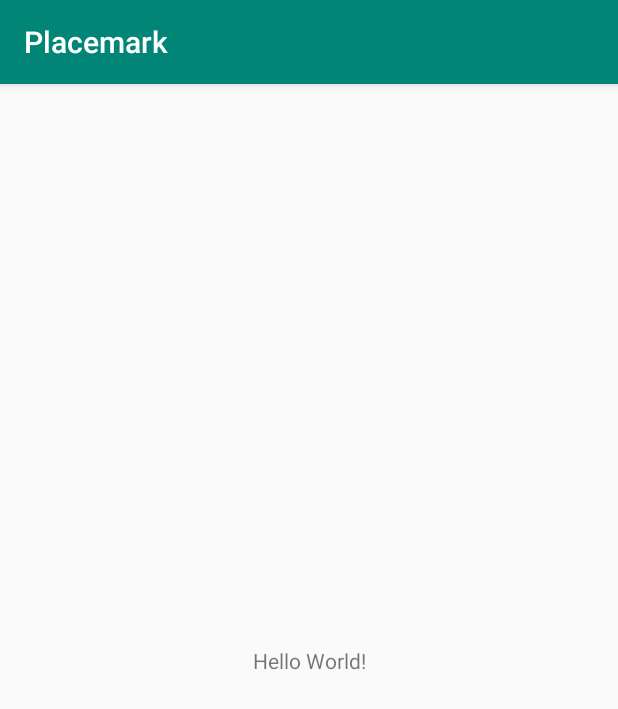
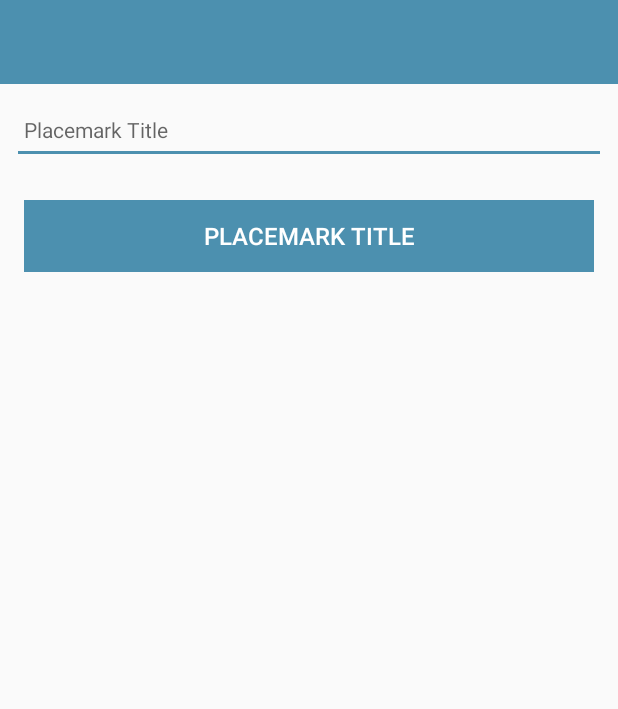
Before and after one commit to niallo1000/PlaceMark, an Android app: the screen it shows after launch (PlacemarkActivity), on a phone screen of 412 x 824 dp. Shown: the top 709 px of the screen. Run offline under Robolectric (Android 15) with nearby library versions, the phone set to English and light mode, and no system bars; libraries missing offline, so code that uses them is left out: org.jetbrains.anko; 1 statement that could not run was skipped.

Commit message:
new features

```diff
--- a/app/build.gradle
+++ b/app/build.gradle
@@ -29,7 +29,10 @@ dependencies {
     implementation 'androidx.appcompat:appcompat:1.1.0'
     implementation 'androidx.core:core-ktx:1.1.0'
     implementation 'androidx.constraintlayout:constraintlayout:1.1.3'
+    implementation 'org.jetbrains.anko:anko-commons:0.10.8'
+    implementation 'com.google.android.material:material:1.0.0'
     testImplementation 'junit:junit:4.12'
     androidTestImplementation 'androidx.test.ext:junit:1.1.0'
     androidTestImplementation 'androidx.test.espresso:espresso-core:3.2.0'
+
 }
--- a/app/src/main/res/layout/activityplacemark.xml
+++ b/app/src/main/res/layout/activityplacemark.xml
@@ -6,13 +6,67 @@
     android:layout_height="match_parent"
     tools:context=".PlacemarkActivity">
 
-    <TextView
-        android:layout_width="wrap_content"
+    <RelativeLayout
+        android:layout_width="match_parent"
         android:layout_height="wrap_content"
-        android:text="Hello World!"
         app:layout_constraintBottom_toBottomOf="parent"
-        app:layout_constraintLeft_toLeftOf="parent"
-        app:layout_constraintRight_toRightOf="parent"
-        app:layout_constraintTop_toTopOf="parent" />
+        app:layout_constraintTop_toTopOf="parent">
+
+        <com.google.android.material.appbar.AppBarLayout
+            android:id="@+id/appBarLayout"
+            android:layout_width="match_parent"
+            android:layout_height="wrap_content"
+            android:background="@color/colorAccent"
+            android:fitsSystemWindows="true"
+            app:elevation="0dip"
+            app:theme="@style/ThemeOverlay.AppCompat.Dark.ActionBar">
+
+            <androidx.appcompat.widget.Toolbar
+                android:id="@+id/toolbarAdd"
+                android:layout_width="match_parent"
+                android:layout_height="wrap_content"
+                app:titleTextColor="@color/colorPrimary" />
+        </com.google.android.material.appbar.AppBarLayout>
+
+        <ScrollView
+            android:layout_width="match_parent"
+            android:layout_height="match_parent"
+            android:layout_below="@id/appBarLayout"
+            android:fillViewport="true">
+
+            <LinearLayout
+                android:layout_width="match_parent"
+                android:layout_height="wrap_content"
+                android:orientation="vertical">
+                <EditText
+                    android:id="@+id/placemarkTitle"
+                    android:layout_width="match_parent"
+                    android:layout_height="45dp"
+                    android:layout_margin="8dp"
+                    android:autofillHints=""
+                    android:hint="@string/hint_placemarkTitle"
+                    android:inputType="text"
+                    android:maxLength="25"
+                    android:maxLines="1"
+                    android:padding="8dp"
+                    android:textColor="@color/colorPrimaryDark"
+                    android:textSize="14sp" />
+
+                <Button
+                    android:id="@+id/btnAdd"
+                    android:layout_width="match_parent"
+                    android:layout_height="wrap_content"
+                    android:layout_margin="16dp"
+                    android:background="@color/colorAccent"
+                    android:paddingTop="8dp"
+                    android:paddingBottom="8dp"
+                    android:stateListAnimator="@null"
+                    android:text="@string/button_addPlacemark"
+                    android:textColor="@color/colorPrimary"
+                    android:textSize="16sp" />
+            </LinearLayout>
+        </ScrollView>
+
+    </RelativeLayout>
 
 </androidx.constraintlayout.widget.ConstraintLayout>
--- a/app/src/main/res/values/colors.xml
+++ b/app/src/main/res/values/colors.xml
@@ -1,6 +1,6 @@
 <?xml version="1.0" encoding="utf-8"?>
 <resources>
-    <color name="colorPrimary">#008577</color>
-    <color name="colorPrimaryDark">#00574B</color>
-    <color name="colorAccent">#D81B60</color>
+    <color name="colorPrimary">#FFFFFF</color>
+    <color name="colorPrimaryDark">#000000</color>
+    <color name="colorAccent">#4c90af</color>
 </resources>
--- a/app/src/main/res/values/strings.xml
+++ b/app/src/main/res/values/strings.xml
@@ -1,3 +1,6 @@
 <resources>
     <string name="app_name">Placemark</string>
+    <string name="hint_placemarkTitle">Placemark Title</string>
+    <string name="button_addPlacemark">Placemark Title</string>
+
 </resources>
--- a/app/src/main/res/values/styles.xml
+++ b/app/src/main/res/values/styles.xml
@@ -1,7 +1,7 @@
 <resources>
 
     <!-- Base application theme. -->
-    <style name="AppTheme" parent="Theme.AppCompat.Light.DarkActionBar">
+    <style name="AppTheme" parent="Theme.AppCompat.Light.NoActionBar">
         <!-- Customize your theme here. -->
         <item name="colorPrimary">@color/colorPrimary</item>
         <item name="colorPrimaryDark">@color/colorPrimaryDark</item>
```
